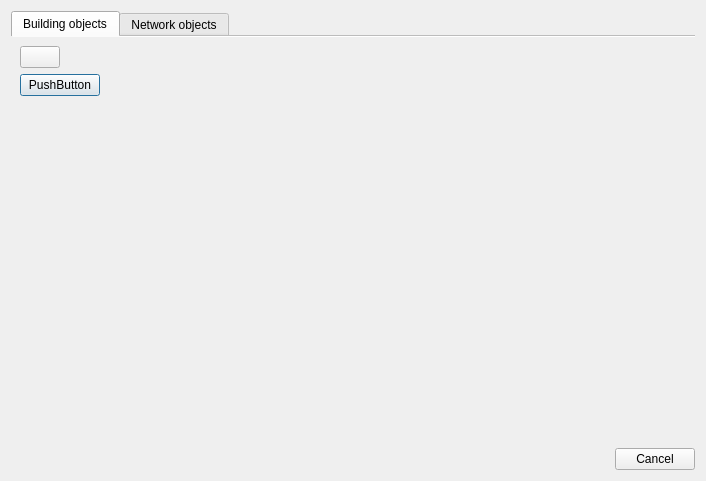
First picture: the form in SIM-VICUS/src/SVSmartSelectDialog.ui, repository ghorwin/SIM-VICUS, before the edit.
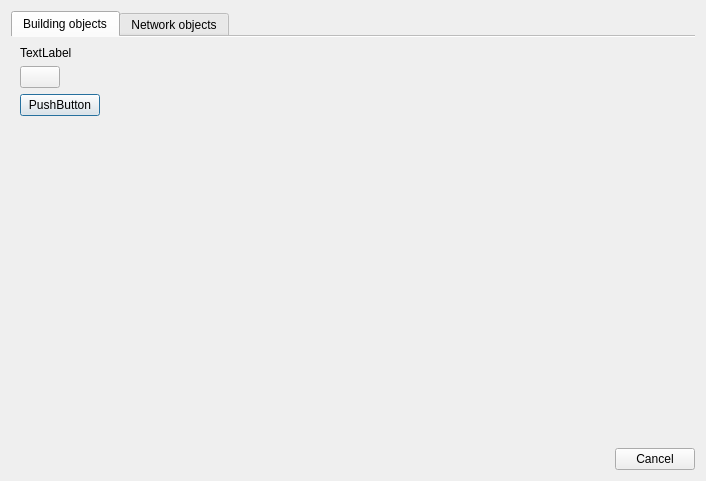
Second picture: the form after the edit. Icons and pictures are not drawn. Custom widgets are drawn as their Qt base class.

The edit to the form file:
```diff
--- a/SIM-VICUS/src/SVSmartSelectDialog.ui
+++ b/SIM-VICUS/src/SVSmartSelectDialog.ui
@@ -30,7 +30,7 @@
        <string>Building objects</string>
       </attribute>
       <layout class="QGridLayout" name="gridLayoutBuildings">
-       <item row="1" column="0">
+       <item row="2" column="0">
         <layout class="QVBoxLayout" name="verticalLayoutOptions">
          <item>
           <widget class="QPushButton" name="pushButtonDummy">
@@ -54,7 +54,7 @@
          </item>
         </layout>
        </item>
-       <item row="1" column="1">
+       <item row="2" column="1">
         <spacer name="horizontalSpacer_2">
          <property name="orientation">
           <enum>Qt::Horizontal</enum>
@@ -67,7 +67,7 @@
          </property>
         </spacer>
        </item>
-       <item row="0" column="0" colspan="2">
+       <item row="1" column="0" colspan="2">
         <layout class="QHBoxLayout" name="horizontalLayoutBreadCrums">
          <item>
           <widget class="QPushButton" name="pushButtonReset">
@@ -101,6 +101,13 @@
          </item>
         </layout>
        </item>
+       <item row="0" column="0">
+        <widget class="QLabel" name="labelFilterInfo">
+         <property name="text">
+          <string>TextLabel</string>
+         </property>
+        </widget>
+       </item>
       </layout>
      </widget>
      <widget class="QWidget" name="tabNetworkObjects">
```
Left out of the diff: 3 changed lines with no effect on the pictures.
